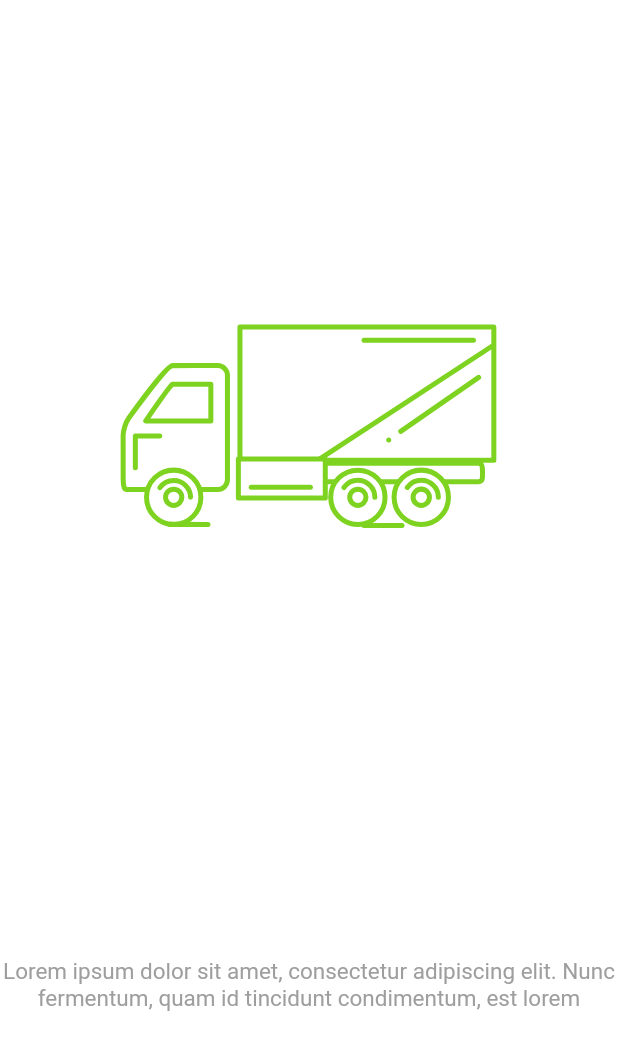
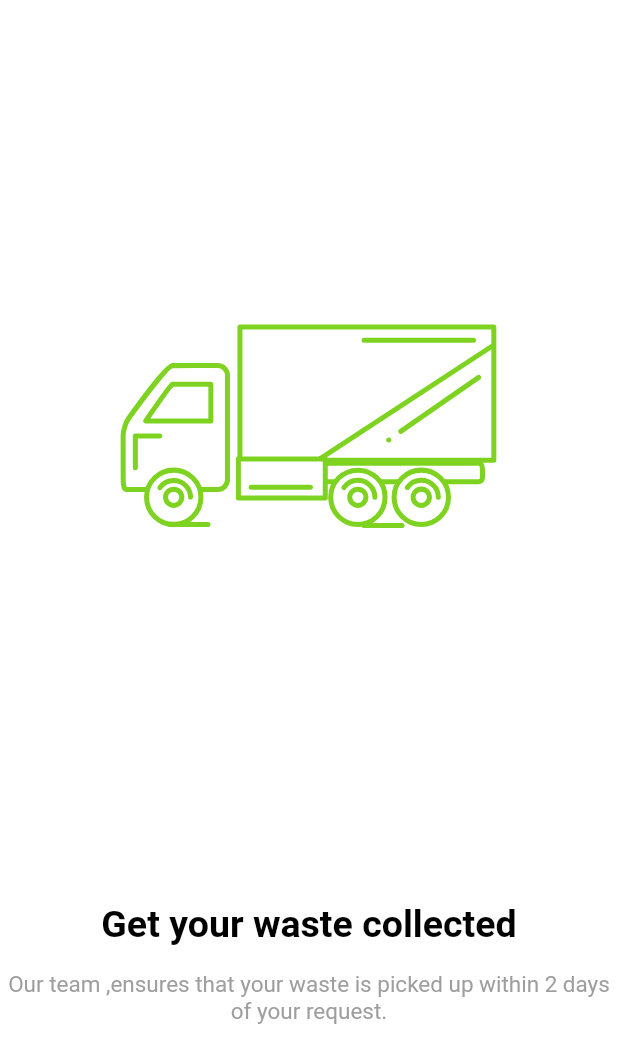
Before and after one commit to tanmaytoshniwal09/Kachrasethui, a Flutter app: the screen it shows after launch, on a phone screen of 412 x 824 dp. Shown: the top 1063 px of the screen. Run offline on Flutter 3.47's test engine with Material 2 defaults, Android fonts, the phone set to English and light mode, and no system bars; our stand-ins replace firebase_auth, firebase_core, google_sign_in, lottie, shared_preferences; accounts and stored records are empty.

Commit message:
home screen on way

```diff
--- /dev/null
+++ b/lib/Constants/colors.dart
@@ -0,0 +1,4 @@
+// ignore_for_file: prefer_const_constructors
+import 'package:flutter/material.dart';
+
+Color green = Color(0xff12AA65);
--- a/lib/Constants/locations.dart
+++ b/lib/Constants/locations.dart
@@ -1,4 +1,4 @@
 class AppImages {
   static const String truck = "assets/lottie/truck.json";
-
+  static const String recycle = "assets/lottie/recycle.json";
 }
--- a/lib/main.dart
+++ b/lib/main.dart
@@ -1,12 +1,10 @@
-import 'package:firebase_auth/firebase_auth.dart';
+import 'package:firebase_core/firebase_core.dart';
 import 'package:flutter/material.dart';
-import 'package:firebase_core/firebase_core.dart';
 import 'package:kachrasethui/provider/userprovider.dart';
 import 'package:kachrasethui/screens/onboarding_screen.dart';
-import 'package:kachrasethui/screens/signInScreen.dart';
-import 'package:kachrasethui/screens/userInfoScreen.dart';
+import 'package:provider/provider.dart';
+
 import 'firebase_options.dart';
-import 'package:provider/provider.dart';
 
 void main() async {
   WidgetsFlutterBinding.ensureInitialized();
@@ -16,6 +14,8 @@ void main() async {
 }
 
 class MyApp extends StatelessWidget {
+  const MyApp({super.key});
+
   @override
   Widget build(BuildContext context) {
     return MultiProvider(
@@ -25,7 +25,7 @@ class MyApp extends StatelessWidget {
         )
       ],
       child: MaterialApp(
-          title: 'FlutterFire Samples',
+          title: 'Kachara Seth',
           debugShowCheckedModeBanner: false,
           theme: ThemeData(
             primarySwatch: Colors.indigo,
--- a/lib/screens/onboarding_screen.dart
+++ b/lib/screens/onboarding_screen.dart
@@ -1,16 +1,33 @@
 // ignore_for_file: prefer_const_constructors
 import 'package:flutter/material.dart';
 import 'package:kachrasethui/Constants/locations.dart';
+import 'package:kachrasethui/screens/home_screen.dart';
+import 'package:kachrasethui/screens/signInScreen.dart';
+import 'package:kachrasethui/widget/next_screen.dart';
 import 'package:lottie/lottie.dart';
 
-class OnboardingScreen extends StatelessWidget {
-  const OnboardingScreen({super.key});
+class OnboardingScreen extends StatefulWidget {
+  @override
+  State<OnboardingScreen> createState() => _OnboardingScreenState();
+}
+
+class _OnboardingScreenState extends State<OnboardingScreen> {
+  // const OnboardingScreen({super.key});
+  // PageC.ontroller _controller = PageController();
+  @override
+  void initState() {
+    // TODO: implement initState
+    super.initState();
+    // _controller.hasClients ? _controller.page : _controller.initialPage;
+  }
 
   @override
   Widget build(BuildContext context) {
     final mq = MediaQuery.of(context).size;
     return Scaffold(
       body: PageView(
+        // controller: _controller,
+        physics: BouncingScrollPhysics(),
         children: [
           Container(
             height: mq.height,
@@ -19,7 +36,7 @@ class OnboardingScreen extends StatelessWidget {
             child: Column(
               children: [
                 // onboarding 3 screen
-                Container(
+                SizedBox(
                     height: mq.height * 0.7,
                     width: mq.width,
                     child: Lottie.asset(
@@ -32,14 +49,15 @@ class OnboardingScreen extends StatelessWidget {
                   'Get your waste collected',
                   style: TextStyle(
                     fontSize: 25,
-                    fontWeight: FontWeight.bold,
+                    color: Colors.black,
+                    fontWeight: FontWeight.w600,
                   ),
                 ),
                 SizedBox(
-                  height: mq.height * 0.01,
+                  height: mq.height * 0.02,
                 ),
                 Text(
-                  'Lorem ipsum dolor sit amet, consectetur adipiscing elit. Nunc fermentum, quam id tincidunt condimentum, est lorem',
+                  'Our team ,ensures that your waste is picked up within 2 days of your request.',
                   textAlign: TextAlign.center,
                   style: TextStyle(
                     fontSize: 15,
@@ -49,6 +67,100 @@ class OnboardingScreen extends StatelessWidget {
               ],
             ),
           ),
+          Container(
+            height: mq.height,
+            width: mq.width,
+            color: Colors.white,
+            child: Column(
+              children: [
+                // onboarding 3 screen
+                SizedBox(
+                    height: mq.height * 0.7,
+                    width: mq.width,
+                    child: Lottie.asset(
+                      AppImages.truck,
+                    )),
+                SizedBox(
+                  height: mq.height * 0.03,
+                ),
+                Text(
+                  'Recycle to earn',
+                  style: TextStyle(
+                    fontSize: 25,
+                    color: Colors.black,
+                    fontWeight: FontWeight.bold,
+                  ),
+                ),
+                SizedBox(
+                  height: mq.height * 0.01,
+                ),
+                Text(
+                  'Start earning with every recycle and join the effort to create a cleaner and greener world',
+                  textAlign: TextAlign.center,
+                  style: TextStyle(
+                    fontSize: 15,
+                    color: Colors.grey,
+                  ),
+                ),
+              ],
+            ),
+          ),
+          Stack(
+            children: [
+              Container(
+                height: mq.height,
+                width: mq.width,
+                color: Colors.white,
+                child: Column(
+                  children: [
+                    // onboarding 3 screen
+                    SizedBox(
+                        height: mq.height * 0.7,
+                        width: mq.width,
+                        child: Lottie.asset(
+                          AppImages.recycle,
+                        )),
+                    SizedBox(
+                      height: mq.height * 0.03,
+                    ),
+                    Text(
+                      'Waste to Compost',
+                      style: TextStyle(
+                        fontSize: 25,
+                        color: Colors.black,
+                        fontWeight: FontWeight.bold,
+                      ),
+                    ),
+                    SizedBox(
+                      height: mq.height * 0.01,
+                    ),
+                    Text(
+                      'Start earning with every recycle and join the effort to create a cleaner and greener world',
+                      textAlign: TextAlign.center,
+                      style: TextStyle(
+                        fontSize: 15,
+                        color: Colors.grey,
+                      ),
+                    ),
+                  ],
+                ),
+              ),
+              Positioned(
+                bottom: 15,
+                right: 5,
+                child: FloatingActionButton(
+                  onPressed: () {
+                    nextScreen(context, HomeScreen());
+                  },
+                  backgroundColor: Colors.green,
+                  child: Icon(
+                    Icons.arrow_forward,
+                    color: Colors.white,
+                  ),
+                ),
+              ),
+            ],
+          ),
         ],
       ),
       //floatingActionButton: FloatingActionButton(onPressed: (){},),
```
Also changed, not shown: assets/lottie/recycle.json (added, +1 -0 lines), lib/screens/home_screen.dart (added, +185 -0 lines), lib/widget/next_screen.dart (added, +53 -0 lines).
